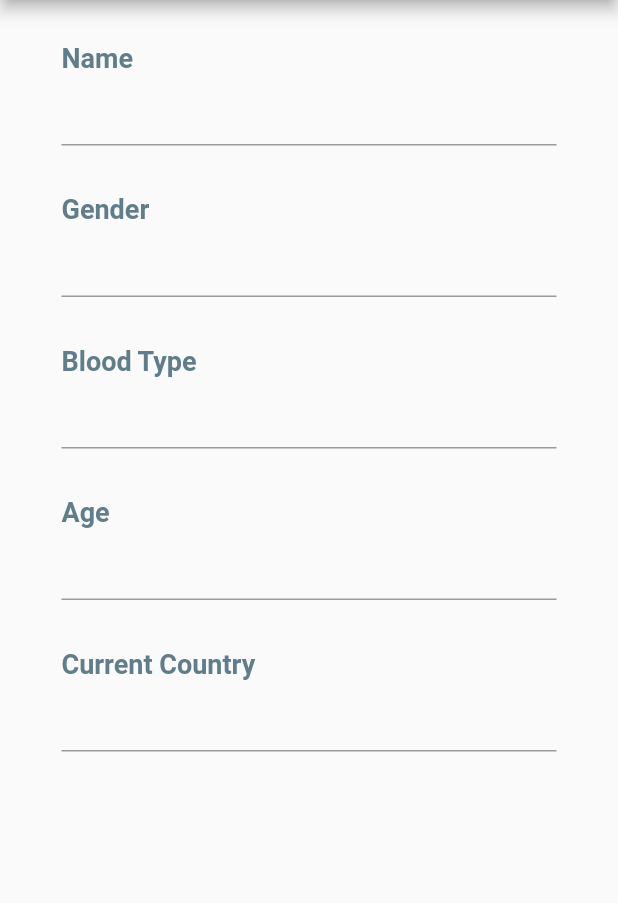
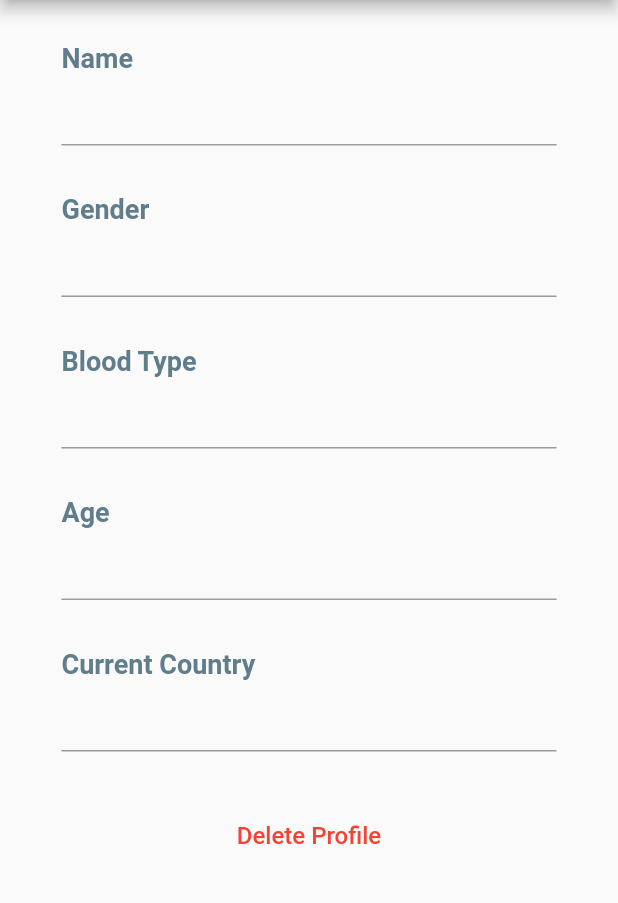
Before and after one commit to ammarkhan310/buzz-off, a Flutter app: the SelectProfile screen opened by its route, after a tap on the "add" icon, on a phone screen of 412 x 824 dp, the part 84-987 px from its top. Run offline on Flutter 3.47's test engine with Material 2 defaults, Android fonts, the phone set to English and light mode, and no system bars; our stand-ins replace cloud_firestore, firebase_core, hexcolor, sleek_circular_slider, sqflite; accounts and stored records are empty.

Commit message:
Enabled Editing of Profiles

```diff
--- a/app/lib/profile/model/address.dart
+++ b/app/lib/profile/model/address.dart
@@ -6,13 +6,14 @@ import 'db_utils.dart';
 // Address Model Definition
 class Address {
   // Constructor
-  Address(
-      {this.id,
-      this.address,
-      this.city,
-      this.state,
-      this.postalCode,
-      this.country});
+  Address({
+    this.id,
+    this.address,
+    this.city,
+    this.state,
+    this.postalCode,
+    this.country,
+  });
 
   int id;
   String address;
--- a/app/lib/profile/model/profile.dart
+++ b/app/lib/profile/model/profile.dart
@@ -6,7 +6,14 @@ import 'db_utils.dart';
 // Profile Model Definition
 class Profile {
   // Constructor
-  Profile({this.name, this.gender, this.bloodType, this.age, this.country});
+  Profile({
+    this.id,
+    this.name,
+    this.gender,
+    this.bloodType,
+    this.age,
+    this.country,
+  });
 
   int id;
   String name;
@@ -51,6 +58,22 @@ class ProfileModel with ChangeNotifier {
     return profiles;
   }
 
+  // Fetches one profile instance based on it's id key
+  Future<Profile> getProfileById(int id) async {
+    final db = await DBUtils.init();
+    List<Map<String, dynamic>> maps = await db.query(
+      'profiles',
+      where: 'id = ?',
+      whereArgs: [id],
+    );
+
+    if (maps.length > 0) {
+      return Profile.fromMap(maps[0]);
+    } else {
+      return null;
+    }
+  }
+
   // Adds a new Profile Object to the Database
   Future<int> insertProfile(Profile address) async {
     final db = await DBUtils.init();
@@ -62,6 +85,19 @@ class ProfileModel with ChangeNotifier {
     // Ensures that the new profile is reflected in the profile list
     notifyListeners();
     return newProfile;
+  }
+
+  // Updates an address in the database
+  Future<int> updateAddress(Profile profile) async {
+    final db = await DBUtils.init();
+    final updatedAddress = await db.update(
+      'profiles',
+      profile.toMap(),
+      where: 'id = ?',
+      whereArgs: [profile.id],
+    );
+    notifyListeners();
+    return updatedAddress;
   }
 
   // Deletes Profile with a given id
--- a/app/lib/profile/view/choose_profile.dart
+++ b/app/lib/profile/view/choose_profile.dart
@@ -1,4 +1,5 @@
 import 'package:app/profile/model/profile.dart';
+import 'package:app/profile/view/profile_page_edit.dart';
 import 'package:flutter/material.dart';
 import 'package:provider/provider.dart';
 
@@ -54,21 +55,30 @@ class _SelectProfileState extends State<SelectProfile> {
             return ListView.builder(
               itemBuilder: (BuildContext context, int index) {
                 return Container(
-                  color: index % 2 == 0
-                      ? Color.fromRGBO(255, 255, 255, 100)
-                      : Color.fromRGBO(220, 220, 220, 100),
+                  color: index != 0 ? Colors.white : Colors.transparent,
                   child: ListTile(
-                    title: Container(
-                        child: DataRow(
-                      '${addresses[index].name}',
+                    title: index == 0
+                        ? Text(
+                            'Profiles',
+                            style: TextStyle(
+                              fontSize: 18,
+                              fontWeight: FontWeight.bold,
+                              color: Colors.blueGrey,
+                            ),
+                          )
+                        : Container(
+                            child: DataRowWithIconSuffix(
+                              '${addresses[index - 1].name}',
+                              Icons.edit,
                               () {
-                        Navigator.pushNamed(context, '/createEditAddress');
+                                _editProfile(context, addresses[index - 1].id);
                               },
-                    )),
+                            ),
+                          ),
                   ),
                 );
               },
-              itemCount: addresses.length,
+              itemCount: addresses.length + 1,
             );
           } else {
             return Text("Data Loading......");
@@ -78,14 +88,9 @@ class _SelectProfileState extends State<SelectProfile> {
     );
   }
 
-  Widget DataRow(header, onTap) {
-    return GestureDetector(
-      onTap: onTap,
-      child: Container(
-        padding: EdgeInsets.symmetric(
-          vertical: 16.0,
-          horizontal: 16.0,
-        ),
+  Widget DataRowWithIconSuffix(header, icon, onTap) {
+    return Container(
+      padding: EdgeInsets.symmetric(vertical: 16.0),
       child: Row(
         mainAxisAlignment: MainAxisAlignment.spaceBetween,
         children: <Widget>[
@@ -96,9 +101,33 @@ class _SelectProfileState extends State<SelectProfile> {
               color: Colors.blueGrey,
             ),
           ),
+          GestureDetector(
+            onTap: onTap,
+            child: Container(
+              padding: EdgeInsets.only(
+                right: 12.0,
+              ),
+              child: Icon(
+                icon,
+                color: Colors.blueGrey,
+              ),
+            ),
+          ),
         ],
-        ),
       ),
     );
   }
+
+  Future<void> _editProfile(BuildContext context, int id) async {
+    // Allows user to edit a profile
+    final ProfileModel profileList =
+        Provider.of<ProfileModel>(context, listen: false);
+    final Profile selectedAddress = await profileList.getProfileById(id);
+    await Navigator.push(
+      context,
+      MaterialPageRoute(
+          builder: (context) =>
+              CreateEditProfile(title: 'Edit Address', data: selectedAddress)),
+    );
   }
+}
--- a/app/lib/profile/view/profile_page.dart
+++ b/app/lib/profile/view/profile_page.dart
@@ -256,7 +256,7 @@ class _ProfilePageState extends State<ProfilePage> {
     // Allows user to edit an address
     final AddressModel addressList =
         Provider.of<AddressModel>(context, listen: false);
-    final Address selectedAddress = await addressList.getAddressWithId(1);
+    final Address selectedAddress = await addressList.getAddressWithId(id);
     await Navigator.push(
       context,
       MaterialPageRoute(
--- a/app/lib/profile/view/profile_page_edit.dart
+++ b/app/lib/profile/view/profile_page_edit.dart
@@ -4,9 +4,10 @@ import 'package:provider/provider.dart';
 
 // New Page to Create/Edit a Profile
 class CreateEditProfile extends StatefulWidget {
-  CreateEditProfile({Key key, this.title}) : super(key: key);
+  CreateEditProfile({Key key, this.title, this.data}) : super(key: key);
 
   final String title;
+  final Profile data;
 
   @override
   _CreateEditProfileState createState() => _CreateEditProfileState();
@@ -18,12 +19,33 @@ class _CreateEditProfileState extends State<CreateEditProfile> {
   @override
   Widget build(BuildContext context) {
     final ProfileModel profileList = Provider.of<ProfileModel>(context);
+
     final formValues = [
-      {'label': 'Name', 'value': null},
-      {'label': 'Gender', 'value': null},
-      {'label': 'Blood Type', 'value': null},
-      {'label': 'Age', 'value': null},
-      {'label': 'Current Country', 'value': null},
+      {
+        'label': 'Name',
+        'value': null,
+        'key': 'name',
+      },
+      {
+        'label': 'Gender',
+        'value': null,
+        'key': 'gender',
+      },
+      {
+        'label': 'Blood Type',
+        'value': null,
+        'key': 'bloodType',
+      },
+      {
+        'label': 'Age',
+        'value': null,
+        'key': 'age',
+      },
+      {
+        'label': 'Current Country',
+        'value': null,
+        'key': 'country',
+      },
     ];
 
     return Scaffold(
@@ -42,13 +64,22 @@ class _CreateEditProfileState extends State<CreateEditProfile> {
                         _formKey.currentState.save();
 
                         Profile profile = Profile(
+                          id: this.widget.data != null
+                              ? this.widget.data.toMap()['id']
+                              : null,
                           name: formValues[0]['value'],
                           gender: formValues[1]['value'],
                           bloodType: formValues[2]['value'],
                           age: formValues[3]['value'],
                           country: formValues[4]['value'],
                         );
+
+                        if (this.widget.data == null) {
                           profileList.insertProfile(profile);
+                        } else {
+                          profileList.updateAddress(profile);
+                        }
+
                         Navigator.of(context).pop();
                       }
                     },
@@ -65,18 +96,40 @@ class _CreateEditProfileState extends State<CreateEditProfile> {
           padding: const EdgeInsets.symmetric(horizontal: 25.0),
           child: ListView.builder(
             itemBuilder: (BuildContext context, int index) {
+              String key =
+                  index < formValues.length ? formValues[index]['key'] : null;
+
               return Container(
                 padding: EdgeInsets.only(top: 24.0),
                 child: ListTile(
-                  title: Text(
+                  title: index < formValues.length
+                      ? Text(
                           formValues[index]['label'],
                           style: TextStyle(
                             fontSize: 18,
                             fontWeight: FontWeight.bold,
                             color: Colors.blueGrey,
                           ),
+                        )
+                      : FlatButton(
+                          onPressed: () {
+                            profileList.deleteProfileWithId(
+                                this.widget.data.toMap()['id']);
+                            Navigator.of(context).pop();
+                          },
+                          child: Text(
+                            "Delete Profile",
+                            style: TextStyle(
+                              fontSize: 16,
+                              color: Colors.red,
                             ),
-                  subtitle: TextFormField(
+                          ),
+                        ),
+                  subtitle: index < formValues.length
+                      ? TextFormField(
+                          initialValue: this.widget.data != null
+                              ? this.widget.data.toMap()[key]
+                              : '',
                           onSaved: (String value) {
                             formValues[index]['value'] = value;
                           },
@@ -86,11 +139,12 @@ class _CreateEditProfileState extends State<CreateEditProfile> {
                             }
                             return null;
                           },
-                  ),
+                        )
+                      : null,
                 ),
               );
             },
-            itemCount: formValues.length,
+            itemCount: formValues.length + 1,
           ),
         ),
       ),
```
Also changed, not shown: app/lib/profile/view/edit_address_form.dart (+23 -5 lines). Lines whose indentation alone changed are shown as unchanged.
